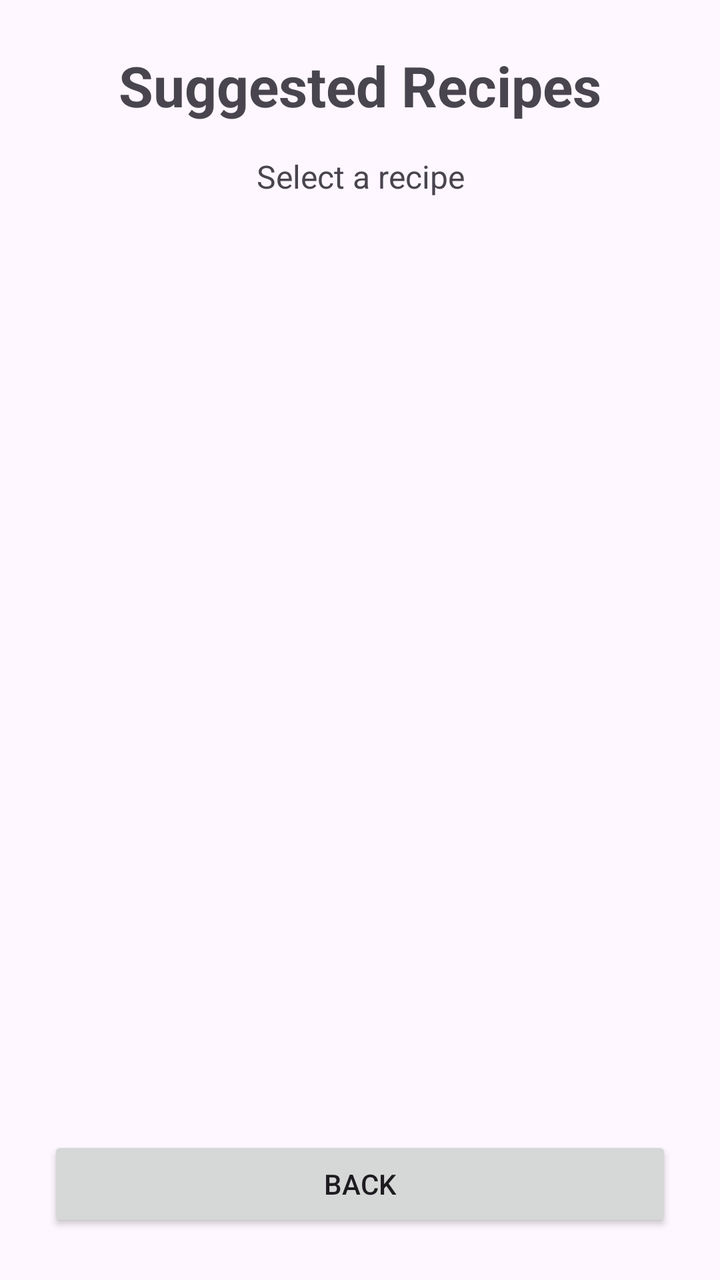
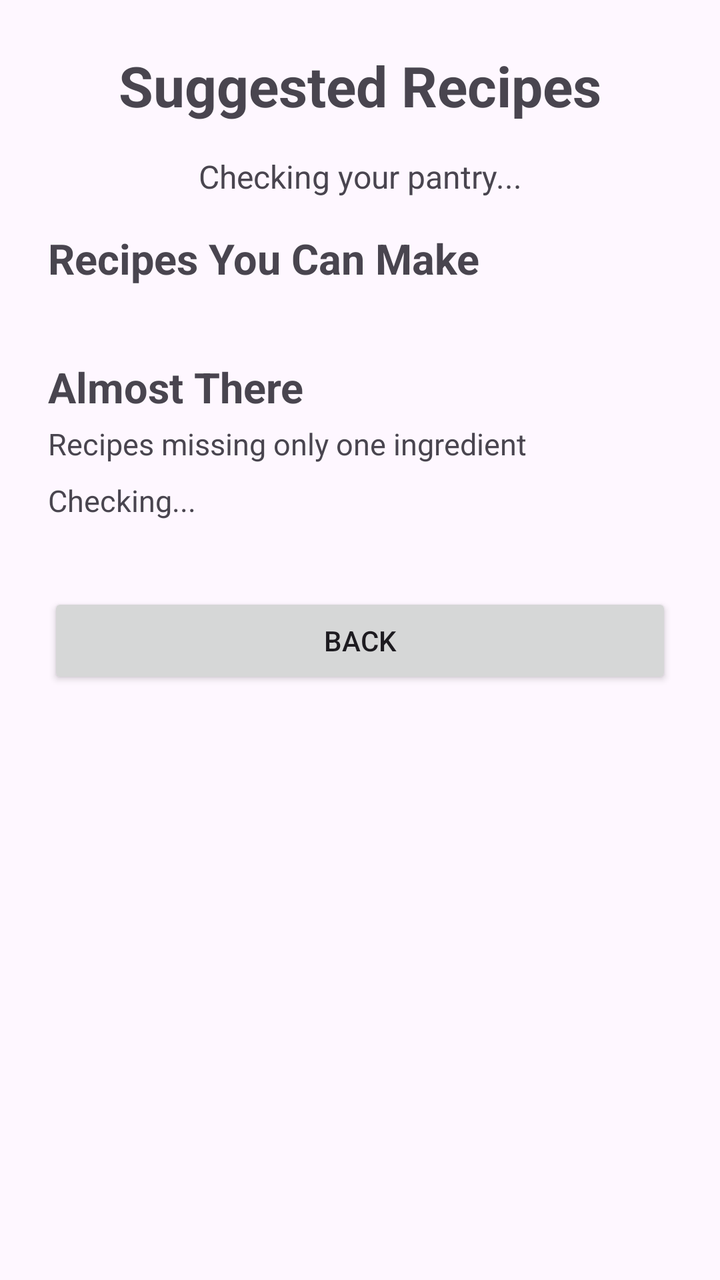

Screens rendered from an Android XML layout before and after an edit, with the pre-edit source and the edit as a unified diff.
<!-- AndroidManifest.xml: application theme Theme.SmartPantryManager -->
<!-- res/layout/activity_suggested_recipes.xml -->
<?xml version="1.0" encoding="utf-8"?>
<LinearLayout
    xmlns:android="http://schemas.android.com/apk/res/android"
    android:layout_width="match_parent"
    android:layout_height="match_parent"
    android:orientation="vertical"
    android:padding="24dp">

    <TextView
        android:layout_width="match_parent"
        android:layout_height="wrap_content"
        android:text="Suggested Recipes"
        android:textSize="28sp"
        android:textStyle="bold"
        android:gravity="center"
        android:layout_marginBottom="16dp" />

    <TextView
        android:id="@+id/recipeMessage"
        android:layout_width="match_parent"
        android:layout_height="wrap_content"
        android:text="Select a recipe"
        android:textSize="16sp"
        android:gravity="center"
        android:layout_marginBottom="16dp" />

    <ScrollView
        android:id="@+id/recipeScrollView"
        android:layout_width="match_parent"
        android:layout_height="0dp"
        android:layout_weight="1">

        <LinearLayout
            android:id="@+id/recipeList"
            android:layout_width="match_parent"
            android:layout_height="wrap_content"
            android:orientation="vertical" />

    </ScrollView>

    <Button
        android:id="@+id/backButton"
        android:layout_width="match_parent"
        android:layout_height="wrap_content"
        android:text="Back" />

</LinearLayout>
<!-- resources referenced by this layout -->
<resources>
  <style name="Theme.SmartPantryManager" parent="Base.Theme.SmartPantryManager" />
  <style name="Base.Theme.SmartPantryManager" parent="Theme.Material3.DayNight.NoActionBar">
          
          
      </style>
</resources>

<!-- the commit's change to res/layout/activity_suggested_recipes.xml (unified diff, before → after) -->
@@ -1,47 +1,86 @@
 <?xml version="1.0" encoding="utf-8"?>
-<LinearLayout
+<ScrollView
     xmlns:android="http://schemas.android.com/apk/res/android"
     android:layout_width="match_parent"
-    android:layout_height="match_parent"
-    android:orientation="vertical"
-    android:padding="24dp">
+    android:layout_height="match_parent">
 
-    <TextView
+    <LinearLayout
         android:layout_width="match_parent"
         android:layout_height="wrap_content"
-        android:text="Suggested Recipes"
-        android:textSize="28sp"
-        android:textStyle="bold"
-        android:gravity="center"
-        android:layout_marginBottom="16dp" />
+        android:orientation="vertical"
+        android:padding="24dp">
 
-    <TextView
-        android:id="@+id/recipeMessage"
-        android:layout_width="match_parent"
-        android:layout_height="wrap_content"
-        android:text="Select a recipe"
-        android:textSize="16sp"
-        android:gravity="center"
-        android:layout_marginBottom="16dp" />
+        <TextView
+            android:layout_width="match_parent"
+            android:layout_height="wrap_content"
+            android:text="Suggested Recipes"
+            android:textSize="28sp"
+            android:textStyle="bold"
+            android:gravity="center"
+            android:layout_marginBottom="16dp" />
 
-    <ScrollView
-        android:id="@+id/recipeScrollView"
-        android:layout_width="match_parent"
-        android:layout_height="0dp"
-        android:layout_weight="1">
+        <TextView
+            android:id="@+id/recipeMessage"
+            android:layout_width="match_parent"
+            android:layout_height="wrap_content"
+            android:text="Checking your pantry..."
+            android:textSize="16sp"
+            android:gravity="center"
+            android:layout_marginBottom="16dp" />
+
+        
+        <TextView
+            android:layout_width="match_parent"
+            android:layout_height="wrap_content"
+            android:text="Recipes You Can Make"
+            android:textSize="21sp"
+            android:textStyle="bold"
+            android:layout_marginBottom="8dp" />
 
         <LinearLayout
             android:id="@+id/recipeList"
             android:layout_width="match_parent"
             android:layout_height="wrap_content"
-            android:orientation="vertical" />
+            android:orientation="vertical"
+            android:layout_marginBottom="28dp" />
 
-    </ScrollView>
+        
+        <TextView
+            android:layout_width="match_parent"
+            android:layout_height="wrap_content"
+            android:text="Almost There"
+            android:textSize="21sp"
+            android:textStyle="bold"
+            android:layout_marginBottom="4dp" />
 
-    <Button
-        android:id="@+id/backButton"
-        android:layout_width="match_parent"
-        android:layout_height="wrap_content"
-        android:text="Back" />
+        <TextView
+            android:layout_width="match_parent"
+            android:layout_height="wrap_content"
+            android:text="Recipes missing only one ingredient"
+            android:textSize="15sp"
+            android:layout_marginBottom="8dp" />
 
-</LinearLayout>
+        <TextView
+            android:id="@+id/almostThereMessage"
+            android:layout_width="match_parent"
+            android:layout_height="wrap_content"
+            android:text="Checking..."
+            android:textSize="15sp"
+            android:layout_marginBottom="8dp" />
+
+        <LinearLayout
+            android:id="@+id/almostThereList"
+            android:layout_width="match_parent"
+            android:layout_height="wrap_content"
+            android:orientation="vertical"
+            android:layout_marginBottom="28dp" />
+
+        <Button
+            android:id="@+id/backButton"
+            android:layout_width="match_parent"
+            android:layout_height="wrap_content"
+            android:text="Back" />
+
+    </LinearLayout>
+
+</ScrollView>
